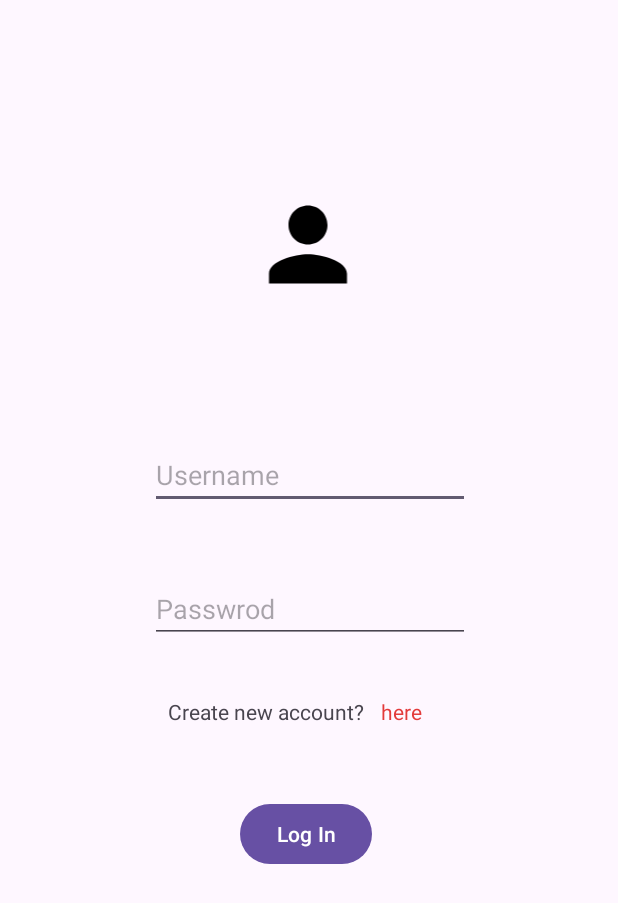
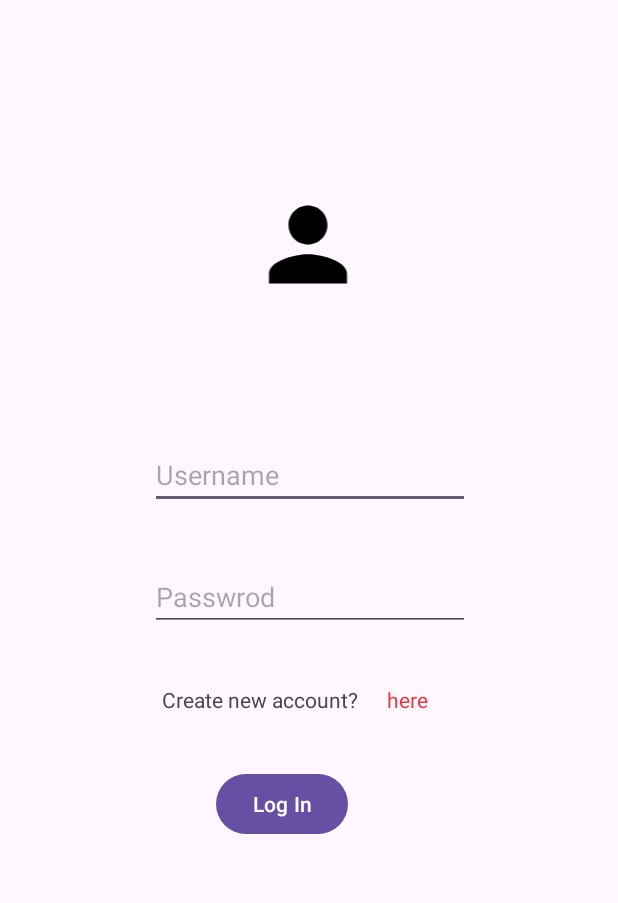
Before and after one commit to thecodemonster1/Wonder-Trip, an Android app: the screen it shows after launch (MainActivity), after a tap on "Log In", on a phone screen of 412 x 824 dp. Shown: the top 903 px of the screen. Run offline under Robolectric (Android 15) with nearby library versions, the phone set to English and light mode, and no system bars.

Commit message:
Transfer data to another activity and Login config

```diff
--- a/app/src/main/java/com/example/wonder_trip_project/MainActivity.java
+++ b/app/src/main/java/com/example/wonder_trip_project/MainActivity.java
@@ -38,16 +38,24 @@ public class MainActivity extends AppCompatActivity {
         startActivity(intent);
     }
 
-    public void onClickableTextClick2(View view) {
-        // Create an Intent to navigate to the next activity
-        Intent intent = new Intent(this, HomeActivity.class);
-        startActivity(intent);
-    }
+//    public void getData(){
+//        Intent intent = getIntent();
+//        String regUsername = intent.getStringExtra("regUsername");
+//        String regPassword = intent.getStringExtra("regPassword");
+//    }
 
     public void btnLogInHandler() {
         String username = txtUsername.getText().toString();
         String password = txtPassword.getText().toString();
 
-        Toast.makeText(MainActivity.this, "Username: " + username + " Password: " + password, Toast.LENGTH_SHORT).show();
+        Intent intent = getIntent();
+        String regUsername = intent.getStringExtra("regUsername");
+        String regPassword = intent.getStringExtra("regPassword");
+
+        if (username.equals(regUsername) && password.equals(regPassword)){
+            Toast.makeText(MainActivity.this, "LogIn Successful", Toast.LENGTH_SHORT).show();
+            intent = new Intent(this, HomeActivity.class);
+            startActivity(intent);
+        }
     }
 }
--- a/app/src/main/java/com/example/wonder_trip_project/SignInActivity.java
+++ b/app/src/main/java/com/example/wonder_trip_project/SignInActivity.java
@@ -62,8 +62,10 @@ public class SignInActivity extends AppCompatActivity {
         if (!username.isEmpty() && !email.isEmpty() && !password.isEmpty() && !password2.isEmpty() && !dob.isEmpty()){
 //            Toast.makeText(MainActivity.this, "Username: " + username + " Password: " + password, Toast.LENGTH_SHORT).show();
             if (password.equals(password2)){
-                Toast.makeText(SignInActivity.this, "Successfully Signed Up", Toast.LENGTH_SHORT).show();
+                Toast.makeText(SignInActivity.this, "Signing Up Successful", Toast.LENGTH_SHORT).show();
                 Intent intent = new Intent(SignInActivity.this, MainActivity.class);
+                intent.putExtra("regUsername", username);
+                intent.putExtra("regPassword", password);
                 startActivity(intent);
             }else {
                 Toast.makeText(SignInActivity.this, "Passwords are doesn't match", Toast.LENGTH_SHORT).show();
--- a/app/src/main/res/layout/activity_main.xml
+++ b/app/src/main/res/layout/activity_main.xml
@@ -5,19 +5,6 @@
     android:layout_width="match_parent"
     android:layout_height="match_parent"
     tools:context=".MainActivity">
-
-    <ImageView
-        android:id="@+id/imageView3"
-        android:layout_width="92dp"
-        android:layout_height="78dp"
-        android:layout_marginStart="159dp"
-        android:layout_marginTop="124dp"
-        android:layout_marginEnd="160dp"
-        app:layout_constraintEnd_toEndOf="parent"
-        app:layout_constraintHorizontal_bias="0.0"
-        app:layout_constraintStart_toStartOf="parent"
-        app:layout_constraintTop_toTopOf="parent"
-        app:srcCompat="@drawable/baseline_person_24" />
 
     <EditText
         android:id="@+id/txtUsername"
@@ -35,30 +22,31 @@
         android:id="@+id/btnLogIn"
         android:layout_width="wrap_content"
         android:layout_height="wrap_content"
-        android:layout_marginStart="160dp"
-        android:layout_marginTop="48dp"
+        android:layout_marginStart="144dp"
+        android:layout_marginTop="36dp"
         android:text="Log In"
         app:layout_constraintStart_toStartOf="parent"
-        app:layout_constraintTop_toBottomOf="@+id/textView"
-        android:onClick="onClickableTextClick2"/>
+        app:layout_constraintTop_toBottomOf="@+id/textView" />
 
     <TextView
         android:id="@+id/linkCreateNew"
         android:layout_width="wrap_content"
         android:layout_height="wrap_content"
-        android:layout_marginStart="8dp"
+        android:layout_marginStart="16dp"
         android:layout_marginTop="36dp"
+        android:linksClickable="true"
+        android:onClick="onClickableTextClick"
         android:text="here"
         android:textColor="#E33A3A"
+        android:textColorLink="#703838"
         app:layout_constraintStart_toEndOf="@+id/textView"
-        app:layout_constraintTop_toBottomOf="@+id/txtPassword"
-        android:onClick="onClickableTextClick" />
+        app:layout_constraintTop_toBottomOf="@+id/txtPassword" />
 
     <TextView
         android:id="@+id/textView"
         android:layout_width="wrap_content"
         android:layout_height="wrap_content"
-        android:layout_marginStart="112dp"
+        android:layout_marginStart="108dp"
         android:layout_marginTop="36dp"
         android:text="Create new account? "
         app:layout_constraintStart_toStartOf="parent"
@@ -69,11 +57,24 @@
         android:layout_width="wrap_content"
         android:layout_height="wrap_content"
         android:layout_marginStart="100dp"
-        android:layout_marginTop="44dp"
+        android:layout_marginTop="36dp"
         android:ems="10"
         android:hint="Passwrod"
         android:inputType="textPassword"
         app:layout_constraintStart_toStartOf="parent"
         app:layout_constraintTop_toBottomOf="@+id/txtUsername" />
 
+    <ImageView
+        android:id="@+id/imageView3"
+        android:layout_width="92dp"
+        android:layout_height="78dp"
+        android:layout_marginStart="159dp"
+        android:layout_marginTop="124dp"
+        android:layout_marginEnd="160dp"
+        app:layout_constraintEnd_toEndOf="parent"
+        app:layout_constraintHorizontal_bias="0.0"
+        app:layout_constraintStart_toStartOf="parent"
+        app:layout_constraintTop_toTopOf="parent"
+        app:srcCompat="@drawable/baseline_person_24" />
+
 </androidx.constraintlayout.widget.ConstraintLayout>
```
